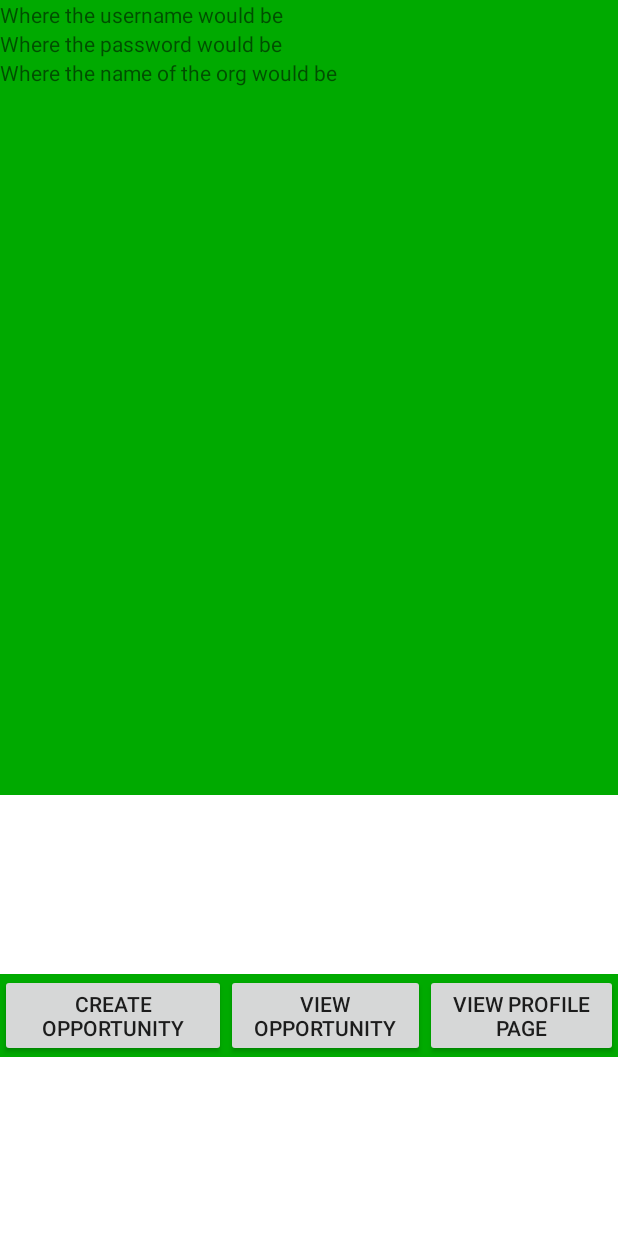
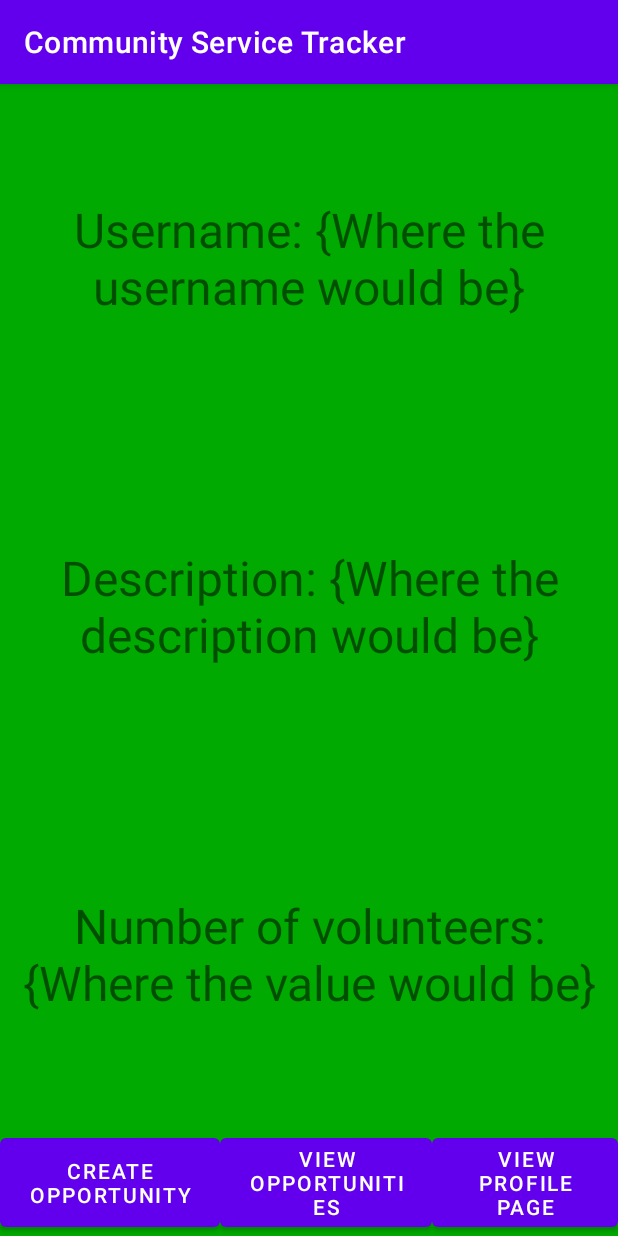
Before and after one commit to philipa18/Community-Service-Tracker, an Android app: the OrgInfoActivity screen opened directly, with no data from a screen before it, on a phone screen of 412 x 824 dp. Run offline under Robolectric (Android 15) with nearby library versions, the light colour scheme and no system bars; our stand-ins replace Firebase (no records; nobody signed in at launch, a user with empty details on screens opened directly).

```diff
--- a/app/src/main/java/com/example/communityservicetracker/accountentry/SignInActivity.kt
+++ b/app/src/main/java/com/example/communityservicetracker/accountentry/SignInActivity.kt
@@ -11,6 +11,7 @@ import android.widget.EditText
 import android.widget.Toast
 import com.example.communityservicetracker.R
 import com.example.communityservicetracker.orgworkflow.DummyOrgActivity
+import com.example.communityservicetracker.orgworkflow.OrgInfoActivity
 import com.example.communityservicetracker.orgworkflow.ViewOpportunitiesActivity
 import com.example.communityservicetracker.studentworkflow.StudentActivity
 import com.google.firebase.auth.FirebaseAuth
@@ -63,7 +64,7 @@ class SignInActivity : AppCompatActivity() {
                             if (mUserType == "0")
                                 startActivity(Intent(this@SignInActivity, StudentActivity::class.java))
                             else
-                                startActivity(Intent(this@SignInActivity, DummyOrgActivity::class.java))
+                                startActivity(Intent(this@SignInActivity, OrgInfoActivity::class.java))
 
                         }
                     Toast.makeText(applicationContext, "Login successful!", Toast.LENGTH_LONG)
--- a/app/src/main/java/com/example/communityservicetracker/orgworkflow/OrgInfoActivity.kt
+++ b/app/src/main/java/com/example/communityservicetracker/orgworkflow/OrgInfoActivity.kt
@@ -1,27 +1,21 @@
 package com.example.communityservicetracker.orgworkflow
 
-import android.app.Activity
 import android.content.Intent
+import androidx.appcompat.app.AppCompatActivity
 import android.os.Bundle
 import android.util.Log
 import android.widget.Button
 import com.example.communityservicetracker.R
 import com.google.firebase.auth.ktx.auth
 
+
 // Used to get data about an organization
 import com.google.firebase.database.*
 import com.google.firebase.database.ktx.database
 import com.google.firebase.ktx.Firebase
 
-// This idea for this class if that once the user (organization) signs in, they will be
-//  shown their credentials. This information will be retrieved from their entry in the database.
-class OrgInfoActivity : Activity() {
-
-    // Reference to database
-    private lateinit var mDB: DatabaseReference
-
-
-
+// Class where organization's workflow will start
+class OrgInfoActivity : AppCompatActivity() {
 
     // Buttons at bottom of page
     private lateinit var createOpp: Button
@@ -29,13 +23,17 @@ class OrgInfoActivity : Activity() {
     private lateinit var profilePage: Button
 
 
+    // Reference to database
+    private lateinit var mDB: DatabaseReference
+
+
     override fun onCreate(savedInstanceState: Bundle?) {
+
         super.onCreate(savedInstanceState)
         setContentView(R.layout.activity_organization_information)
 
-        // Set up buttons
+        // Sets buttons up and their respective listeners
         setupButtons()
-
 
         // Get reference to my database
         mDB = Firebase.database.reference
@@ -45,19 +43,18 @@ class OrgInfoActivity : Activity() {
         if (user != null) {
             // User is signed in
 
-            val name = user.displayName
-            Log.i("OrgInfoActivity","Name of user signed in: $name")
+            //val j = mDB.child("users").child(user.uid).get().getResult()
+            //Log.i("OrgInfoActivity","uid of user signed in: $uid")
+
+            //Log.i("CST", "$j")
+
 
 
         } else {
             // No user is signed in
         }
 
-
-
-
     }
-
 
     // Sets up buttons and their respective listeners
     private fun setupButtons(){
@@ -86,13 +83,16 @@ class OrgInfoActivity : Activity() {
         }
 
         // Listener for profile page
+        // Already on profile page so no need to implement anything
         profilePage.setOnClickListener(){
 
-           //val intent = Intent(this@OrgInfoActivity, OrgInfoActivity::class.java)
+            // val intent = Intent(this@DummyOrgActivity, OrgInfoActivity::class.java)
             //startActivity(intent)
 
         }
     }
 
 
+
+
 }
--- a/app/src/main/res/layout/activity_create_opportunity.xml
+++ b/app/src/main/res/layout/activity_create_opportunity.xml
@@ -120,14 +120,14 @@
             android:layout_width="wrap_content"
             android:layout_height="match_parent"
             android:layout_weight="1"
-            android:text="View Opportunity" />
+            android:text="View Opportunities" />
 
         <Button
             android:id="@+id/profilePage"
             android:layout_width="wrap_content"
             android:layout_height="match_parent"
             android:layout_weight="1"
-            android:text="View Profile Page" />
+            android:text="Profile Page" />
 
 
     </LinearLayout>
--- a/app/src/main/res/layout/activity_dummy_org.xml
+++ b/app/src/main/res/layout/activity_dummy_org.xml
@@ -102,7 +102,7 @@
             android:layout_width="wrap_content"
             android:layout_height="match_parent"
             android:layout_weight="1"
-            android:text="View Opportunity" />
+            android:text="View Opportunities" />
 
         <Button
             android:id="@+id/profilePage"
--- a/app/src/main/res/layout/activity_organization_information.xml
+++ b/app/src/main/res/layout/activity_organization_information.xml
@@ -11,15 +11,16 @@
             stuff about their organization. Will store textviews within this linear layout.
             A textview for each piece of info about the user -->
 
-    <!-- Three buttons at bottom of page in a linear layout -->
     <LinearLayout
         android:id="@+id/profileLayout"
         android:layout_width="match_parent"
-        android:layout_height="530dp"
+        android:layout_height="0dp"
         android:background="#00aa00"
         android:orientation="vertical"
         app:layout_constraintLeft_toLeftOf="parent"
         app:layout_constraintTop_toTopOf="parent"
+        app:layout_constraintBottom_toTopOf="@id/buttonsLayout"
+
         >
 
         <!-- -->
@@ -29,27 +30,42 @@
             android:layout_width="match_parent"
             android:layout_height="wrap_content"
             android:layout_centerInParent="true"
-            android:text="Where the username would be">
+            android:text="Username: {Where the username would be}"
+            android:textSize="32dp"
+            android:textAlignment="center"
+            android:gravity="center"
+            android:layout_weight="1">
 
         </TextView>
 
 
+
+
         <TextView
-            android:id="@+id/orgPassword"
+            android:id="@+id/org_description"
             android:layout_width="match_parent"
             android:layout_height="wrap_content"
             android:layout_centerInParent="true"
-            android:text="Where the password would be">
+            android:text="Description: {Where the description would be}"
+            android:textSize="32dp"
+            android:textAlignment="center"
+            android:gravity="center"
+            android:layout_weight="1">
 
         </TextView>
 
 
+
         <TextView
-            android:id="@+id/orgName"
+            android:id="@+id/orgNumOfVolunteers"
             android:layout_width="match_parent"
             android:layout_height="wrap_content"
             android:layout_centerInParent="true"
-            android:text="Where the name of the org would be">
+            android:text="Number of volunteers: {Where the value would be}"
+            android:textSize="32dp"
+            android:textAlignment="center"
+            android:gravity="center"
+            android:layout_weight="1">
 
         </TextView>
 
@@ -57,12 +73,13 @@
     </LinearLayout>
 
 
+    <!-- Lower row of buttons -->
     <LinearLayout
         android:id="@+id/buttonsLayout"
         android:layout_width="wrap_content"
         android:layout_height="wrap_content"
         android:orientation="horizontal"
-        app:layout_constraintTop_toBottomOf="@+id/profileLayout"
+        app:layout_constraintTop_toBottomOf="@id/profileLayout"
         app:layout_constraintBottom_toBottomOf="parent"
         app:layout_constraintEnd_toEndOf="parent"
         app:layout_constraintStart_toStartOf="parent"
@@ -83,14 +100,14 @@
         <Button
             android:id="@+id/viewOpps"
             android:layout_width="wrap_content"
-            android:layout_height="wrap_content"
+            android:layout_height="match_parent"
             android:layout_weight="1"
-            android:text="View Opportunity" />
+            android:text="View Opportunities" />
 
         <Button
             android:id="@+id/profilePage"
             android:layout_width="wrap_content"
-            android:layout_height="wrap_content"
+            android:layout_height="match_parent"
             android:layout_weight="1"
             android:text="View Profile Page" />
 
--- a/app/src/main/res/layout/activity_view_opportunities.xml
+++ b/app/src/main/res/layout/activity_view_opportunities.xml
@@ -47,7 +47,7 @@
             android:layout_width="wrap_content"
             android:layout_height="match_parent"
             android:layout_weight="1"
-            android:text="View Opportunity" />
+            android:text="View Opportunities" />
 
         <Button
             android:id="@+id/profilePage"
```
Also changed, not shown: app/src/main/java/com/example/communityservicetracker/orgworkflow/CreateOpportunityActivity.kt (+1 -7 lines), app/src/main/java/com/example/communityservicetracker/orgworkflow/OpportunityListAdapter.kt (+26 -7 lines), app/src/main/java/com/example/communityservicetracker/orgworkflow/ViewOpportunitiesActivity.kt (+10 -15 lines).
